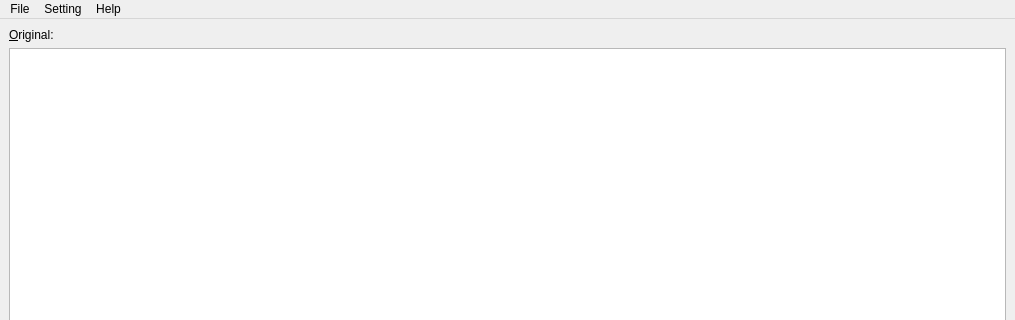
The window that negar_gui/mwin.ui (javadr/negar-gui) describes before a commit, drawn with Qt 5; both pictures show x 0 to 1015 and y 0 to 320 of the 1015 by 665 pixel window.
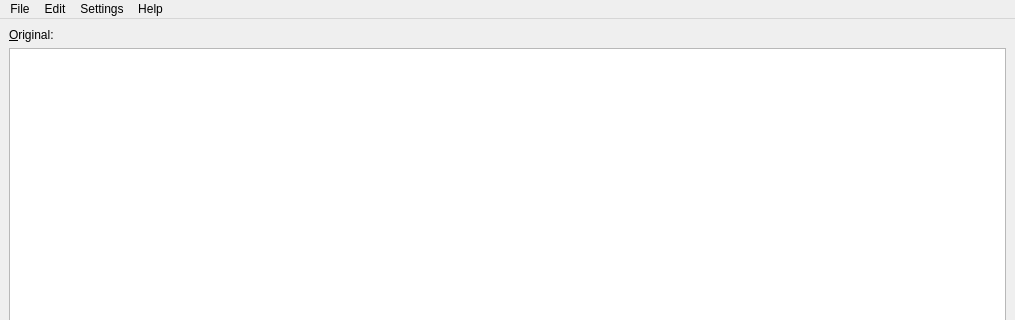
The same window after the commit.

Diff of the .ui file:
```diff
--- a/negar_gui/mwin.ui
+++ b/negar_gui/mwin.ui
@@ -195,7 +195,7 @@
    </widget>
    <widget class="QMenu" name="menuSetting">
     <property name="title">
-     <string>Setting</string>
+     <string>Settings</string>
     </property>
     <widget class="QMenu" name="menuOptions">
      <property name="title">
@@ -248,7 +248,18 @@
     <addaction name="actionDonate"/>
     <addaction name="actionReport_Bugs"/>
    </widget>
+   <widget class="QMenu" name="menuEdit">
+    <property name="title">
+     <string>Edit</string>
+    </property>
+    <addaction name="actionCopy"/>
+    <addaction name="actionPaste"/>
+    <addaction name="separator"/>
+    <addaction name="actionIncrease_Font_Size"/>
+    <addaction name="actionDecrease_Font_Size"/>
+   </widget>
    <addaction name="menuFile"/>
+   <addaction name="menuEdit"/>
    <addaction name="menuSetting"/>
    <addaction name="menuHelp"/>
   </widget>
```
Left out of the diff: 276 changed lines with no effect on the pictures.
